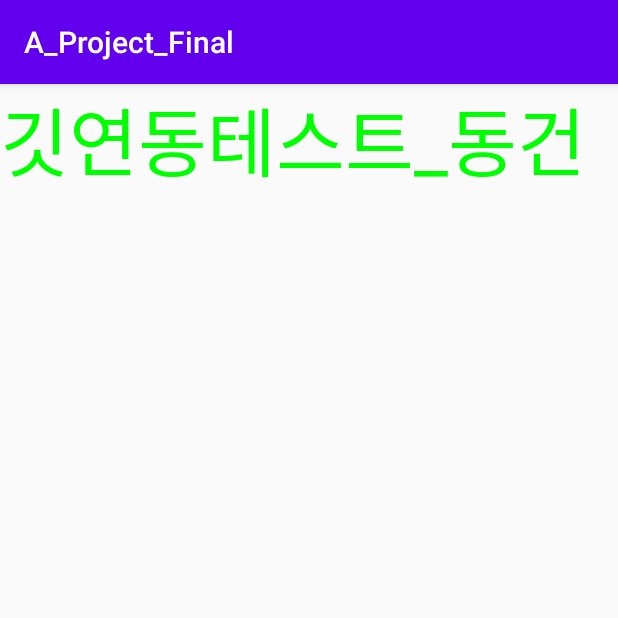
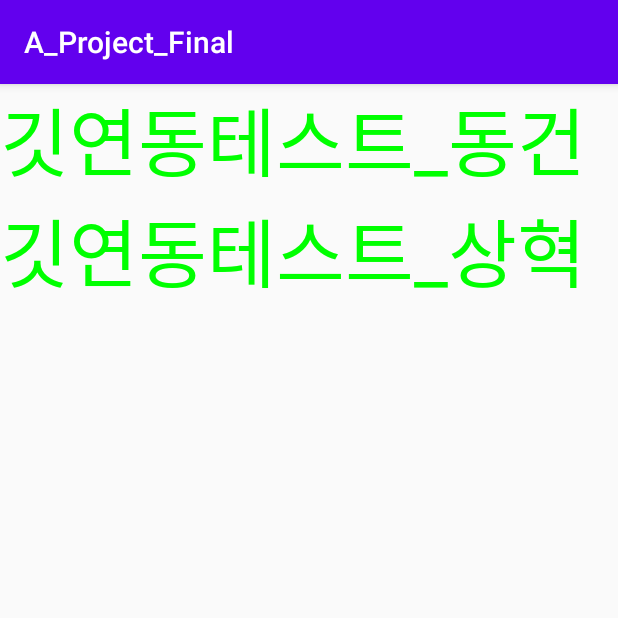
Before and after one commit to wjvnsej/A_Project_Final, an Android app: the screen it shows after launch (MainActivity), on a phone screen of 412 x 824 dp, the top half of it. Run offline under Robolectric (Android 15) with nearby library versions, the light colour scheme and no system bars.

Commit message:
test JSH

```diff
--- a/app/src/main/res/layout/activity_main.xml
+++ b/app/src/main/res/layout/activity_main.xml
@@ -14,4 +14,11 @@
         android:textSize="50sp"
         android:textColor="#00FF00"/>
 
+    <TextView
+        android:layout_width="match_parent"
+        android:layout_height="wrap_content"
+        android:text="깃연동테스트_상혁"
+        android:textSize="50sp"
+        android:textColor="#00FF00"/>
+
 </LinearLayout>
```
